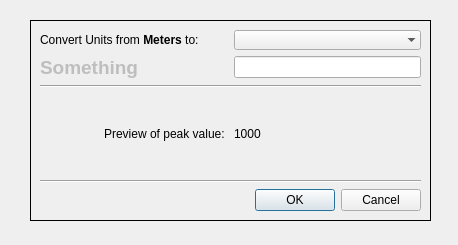
The window that specviz/data/ui/unit_change_dialog.ui (spacetelescope/specviz) describes before a commit, drawn with Qt 5.
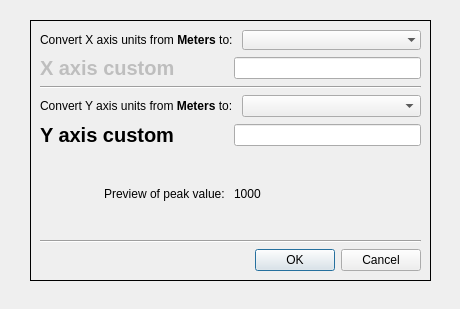
The same window after the commit.

The edit to the form file:
```diff
--- a/specviz/data/ui/unit_change_dialog.ui
+++ b/specviz/data/ui/unit_change_dialog.ui
@@ -6,8 +6,8 @@
    <rect>
     <x>0</x>
     <y>0</y>
-    <width>458</width>
-    <height>245</height>
+    <width>460</width>
+    <height>309</height>
    </rect>
   </property>
   <property name="windowTitle">
@@ -19,7 +19,7 @@
      <x>30</x>
      <y>20</y>
      <width>401</width>
-     <height>201</height>
+     <height>261</height>
     </rect>
    </property>
    <property name="frameShape">
@@ -31,12 +31,12 @@
       <item>
        <widget class="QLabel" name="label_convert">
         <property name="text">
-         <string>&lt;html&gt;&lt;head/&gt;&lt;body&gt;&lt;p&gt;Convert Units from &lt;span style=&quot; font-weight:600;&quot;&gt;Meters&lt;/span&gt; to: &lt;/p&gt;&lt;/body&gt;&lt;/html&gt;</string>
+         <string>&lt;html&gt;&lt;head/&gt;&lt;body&gt;&lt;p&gt;Convert X axis units from &lt;span style=&quot; font-weight:600;&quot;&gt;Meters&lt;/span&gt; to: &lt;/p&gt;&lt;/body&gt;&lt;/html&gt;</string>
         </property>
        </widget>
       </item>
       <item>
-       <widget class="QComboBox" name="comboBox_units">
+       <widget class="QComboBox" name="comboBox_spectral">
         <property name="frame">
          <bool>false</bool>
         </property>
@@ -47,7 +47,7 @@
     <item>
      <layout class="QHBoxLayout" name="horizontalLayout_3">
       <item>
-       <widget class="QLabel" name="label_valid_units">
+       <widget class="QLabel" name="label_valid_spectral">
         <property name="enabled">
          <bool>false</bool>
         </property>
@@ -59,13 +59,13 @@
         </property>
         <property name="font">
          <font>
-          <pointsize>14</pointsize>
+          <pointsize>15</pointsize>
           <weight>75</weight>
           <bold>true</bold>
          </font>
         </property>
         <property name="text">
-         <string>Something</string>
+         <string>X axis custom</string>
         </property>
        </widget>
       </item>
@@ -85,6 +85,47 @@
       </property>
      </widget>
     </item>
+    <item>
+     <layout class="QHBoxLayout" name="horizontalLayout_5">
+      <item>
+       <widget class="QLabel" name="label_convert_units">
+        <property name="text">
+         <string>&lt;html&gt;&lt;head/&gt;&lt;body&gt;&lt;p&gt;Convert Y axis units from &lt;span style=&quot; font-weight:600;&quot;&gt;Meters&lt;/span&gt; to: &lt;/p&gt;&lt;/body&gt;&lt;/html&gt;</string>
+        </property>
+       </widget>
+      </item>
+      <item>
+       <widget class="QComboBox" name="comboBox_units"/>
+      </item>
+     </layout>
+    </item>
+    <item>
+     <layout class="QHBoxLayout" name="horizontalLayout_6">
+      <item>
+       <widget class="QLabel" name="label_valid_units">
+        <property name="sizePolicy">
+         <sizepolicy hsizetype="MinimumExpanding" vsizetype="Preferred">
+          <horstretch>0</horstretch>
+          <verstretch>0</verstretch>
+         </sizepolicy>
+        </property>
+        <property name="font">
+         <font>
+          <pointsize>15</pointsize>
+          <weight>75</weight>
+          <bold>true</bold>
+         </font>
+        </property>
+        <property name="text">
+         <string>Y axis custom</string>
+        </property>
+       </widget>
+      </item>
+      <item>
+       <widget class="QLineEdit" name="line_custom_units"/>
+      </item>
+     </layout>
+    </item>
     <item>
      <layout class="QHBoxLayout" name="horizontalLayout_2">
       <item>
```
Left out of the diff: 4 changed lines with no effect on the pictures.
